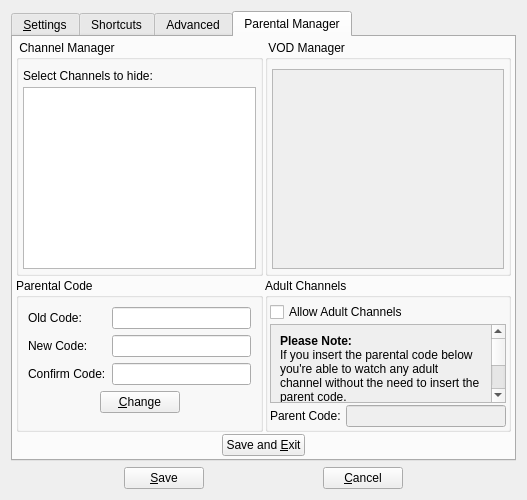
Before: the Qt Designer form branches/parentalControl/forms/csettingsdlg.ui in code-google-com/vlc-record, drawn with Qt 5.
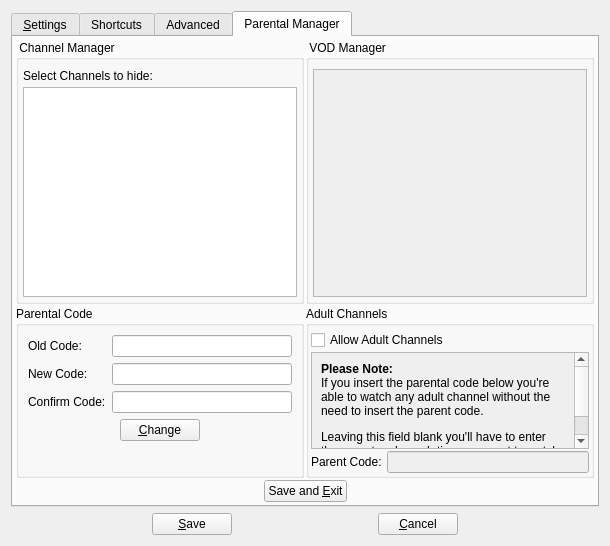
After: the same form once the commit is applied. The open tabs and pages were chosen to show the change. Icons and pictures are not drawn. Custom widgets are drawn as their Qt base class.

```diff
--- a/branches/parentalControl/forms/csettingsdlg.ui
+++ b/branches/parentalControl/forms/csettingsdlg.ui
@@ -6,8 +6,8 @@
    <rect>
     <x>0</x>
     <y>0</y>
-    <width>476</width>
-    <height>458</height>
+    <width>610</width>
+    <height>546</height>
    </rect>
   </property>
   <property name="windowTitle">
@@ -816,8 +816,8 @@
                     <rect>
                      <x>0</x>
                      <y>0</y>
-                     <width>207</width>
-                     <height>175</height>
+                     <width>269</width>
+                     <height>220</height>
                     </rect>
                    </property>
                   </widget>
@@ -959,8 +959,8 @@
                     <rect>
                      <x>0</x>
                      <y>0</y>
-                     <width>194</width>
-                     <height>134</height>
+                     <width>257</width>
+                     <height>166</height>
                     </rect>
                    </property>
                    <layout class="QVBoxLayout" name="verticalLayout_10">
```
